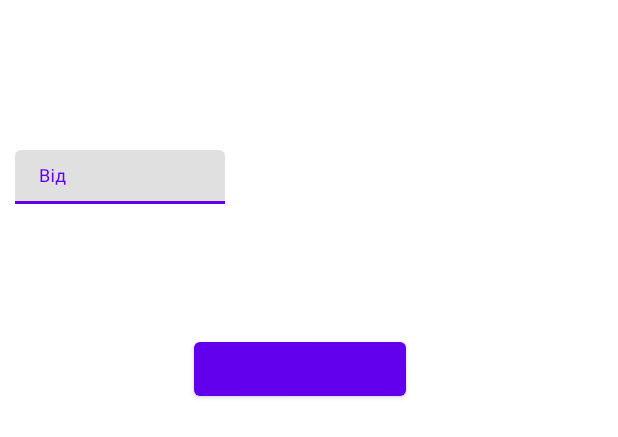
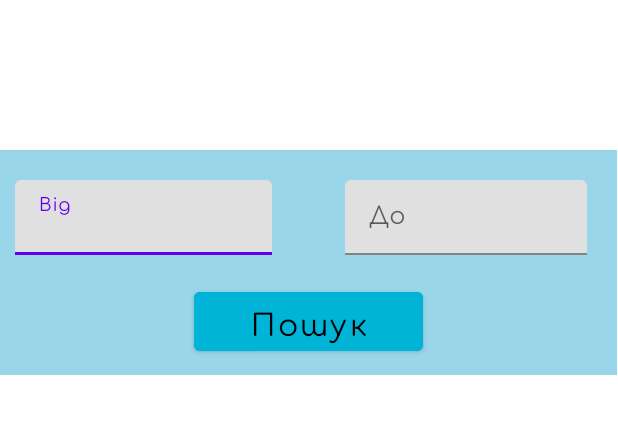
Before and after one commit to AndriyBarskyi/Free_Will, an Android app: the layout search_popup.xml on its own in the app's theme, with its tools: preview values and no code run, on a phone screen of 412 x 824 dp. Shown: the top 437 px of the screen. Run offline under Robolectric (Android 15) with nearby library versions, the phone set to English and light mode, and no system bars.

Commit message:
add colors and change font for popup

```diff
--- a/app/src/main/res/layout/search_popup.xml
+++ b/app/src/main/res/layout/search_popup.xml
@@ -1,10 +1,12 @@
 <?xml version="1.0" encoding="utf-8"?>
 <RelativeLayout xmlns:android="http://schemas.android.com/apk/res/android"
-    android:layout_width="400dp"
-    android:layout_height="200dp"
-    android:layout_marginTop="80dp">
+    android:layout_width="411dp"
+    android:layout_height="150dp"
+    android:layout_marginTop="100dp"
+    android:background="@color/main_pale_blue">
 
     <Button
+        android:id="@+id/searchFromToButton"
         android:layout_width="wrap_content"
         android:layout_height="wrap_content"
         android:layout_alignParentStart="true"
@@ -12,21 +14,44 @@
         android:layout_alignParentBottom="true"
         android:layout_marginStart="129dp"
         android:layout_marginEnd="129dp"
-        android:layout_marginBottom="10dp">
+        android:layout_marginBottom="10dp"
+        android:backgroundTint="@color/main_blue"
+        android:fontFamily="@font/comfortaa"
+        android:text="@string/search"
+        android:textAllCaps="false"
+        android:textColor="@color/black"
+        android:textSize="20sp">
 
     </Button>
 
     <com.google.android.material.textfield.TextInputLayout
-        android:layout_width="198dp"
-        android:layout_height="36dp"
+        android:layout_width="240dp"
+        android:layout_height="50dp"
         android:layout_marginStart="10dp"
-        android:layout_marginEnd="250dp"
+        android:layout_marginTop="20dp"
+        android:layout_marginEnd="230dp">
+
+        <com.google.android.material.textfield.TextInputEditText
+            android:layout_width="match_parent"
+            android:layout_height="match_parent"
+            android:fontFamily="@font/comfortaa"
+            android:hint="@string/from"
+            android:textColorHint="#616161" />
+    </com.google.android.material.textfield.TextInputLayout>
+
+    <com.google.android.material.textfield.TextInputLayout
+        android:layout_width="240dp"
+        android:layout_height="50dp"
+        android:layout_marginStart="230dp"
+        android:layout_marginEnd="20dp"
         android:layout_marginTop="20dp">
 
         <com.google.android.material.textfield.TextInputEditText
             android:layout_width="match_parent"
             android:layout_height="match_parent"
-            android:hint="@string/from" />
+            android:fontFamily="@font/comfortaa"
+            android:hint="@string/to"
+            android:textColorHint="#616161" />
     </com.google.android.material.textfield.TextInputLayout>
 
 </RelativeLayout>
--- a/app/src/main/res/values/strings.xml
+++ b/app/src/main/res/values/strings.xml
@@ -3,4 +3,5 @@
     <string name="no_account">Я ще не маю акаунта.\n<b><u>Зареєструватись</u></b></string>
     <string name="from">Від</string>
     <string name="to">До</string>
+    <string name="search">Пошук</string>
 </resources>
```
Also changed, not shown: app/src/main/res/font/comfortaa.ttf (added).
